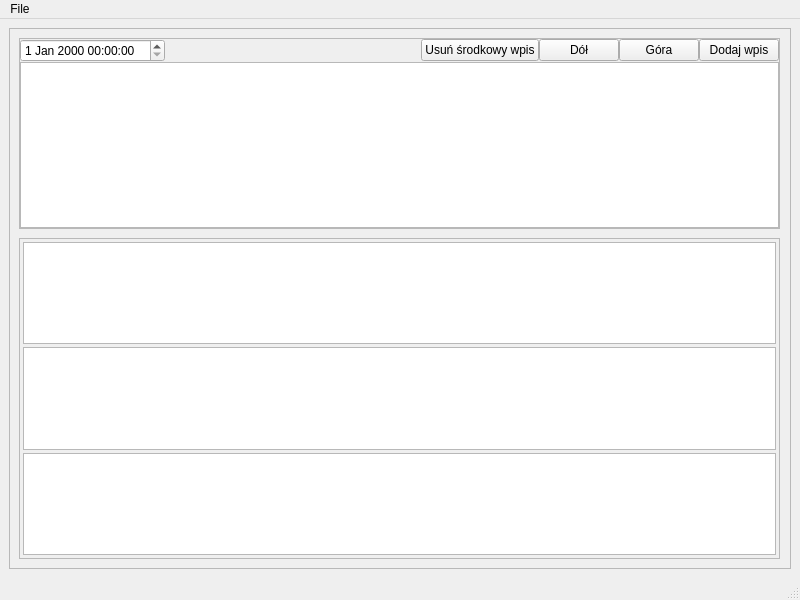
First picture: the form in mainwindow.ui, repository radoslawgegotek/QtDiary, before the edit.
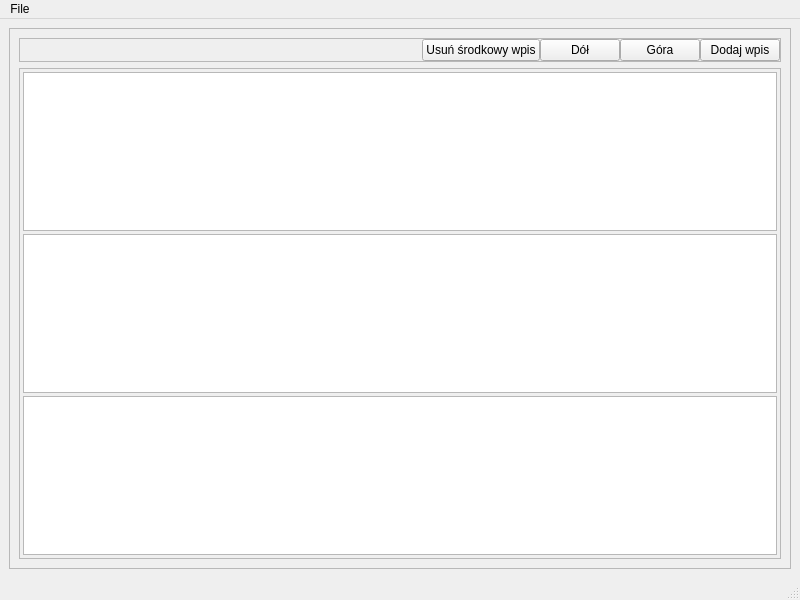
Second picture: the form after the edit.

Diff of the .ui file:
```diff
--- a/mainwindow.ui
+++ b/mainwindow.ui
@@ -10,18 +10,6 @@
     <height>600</height>
    </rect>
   </property>
-  <property name="minimumSize">
-   <size>
-    <width>800</width>
-    <height>600</height>
-   </size>
-  </property>
-  <property name="maximumSize">
-   <size>
-    <width>800</width>
-    <height>600</height>
-   </size>
-  </property>
   <property name="focusPolicy">
    <enum>Qt::StrongFocus</enum>
   </property>
@@ -38,18 +26,12 @@
       <property name="frameShadow">
        <enum>QFrame::Raised</enum>
       </property>
+      <layout class="QGridLayout" name="gridLayout_2">
+       <item row="0" column="0">
       <widget class="QFrame" name="inputConteiner">
        <property name="enabled">
         <bool>true</bool>
        </property>
-       <property name="geometry">
-        <rect>
-         <x>10</x>
-         <y>10</y>
-         <width>761</width>
-         <height>191</height>
-        </rect>
-       </property>
        <property name="frameShape">
         <enum>QFrame::StyledPanel</enum>
        </property>
@@ -73,33 +55,20 @@
          <number>0</number>
         </property>
         <item row="0" column="3">
-         <widget class="QPushButton" name="nextButton">
-          <property name="text">
-           <string>Dół</string>
-          </property>
-         </widget>
-        </item>
-        <item row="0" column="4">
          <widget class="QPushButton" name="previousButton">
           <property name="text">
            <string>Góra</string>
           </property>
          </widget>
         </item>
-        <item row="0" column="0">
-         <widget class="QDateTimeEdit" name="dateTimeEdit"/>
-        </item>
-        <item row="0" column="5">
-         <widget class="QPushButton" name="addEntry">
-          <property name="styleSheet">
-           <string notr="true"/>
-          </property>
-          <property name="text">
-           <string>Dodaj wpis</string>
-          </property>
-         </widget>
-        </item>
         <item row="0" column="1">
+           <widget class="QPushButton" name="deleteCurrentEntry">
+            <property name="text">
+             <string>Usuń środkowy wpis</string>
+            </property>
+           </widget>
+          </item>
+          <item row="0" column="0">
          <spacer name="horizontalSpacer">
           <property name="orientation">
            <enum>Qt::Horizontal</enum>
@@ -112,27 +81,28 @@
           </property>
          </spacer>
         </item>
-        <item row="1" column="0" colspan="6">
-         <widget class="QTextEdit" name="entryFieldEdit"/>
-        </item>
         <item row="0" column="2">
-         <widget class="QPushButton" name="deleteCurrentEntry">
+           <widget class="QPushButton" name="nextButton">
           <property name="text">
-           <string>Usuń środkowy wpis</string>
+             <string>Dół</string>
+            </property>
+           </widget>
+          </item>
+          <item row="0" column="4">
+           <widget class="QPushButton" name="addEntry">
+            <property name="styleSheet">
+             <string notr="true"/>
+            </property>
+            <property name="text">
+             <string>Dodaj wpis</string>
           </property>
          </widget>
         </item>
        </layout>
       </widget>
+       </item>
+       <item row="1" column="0">
       <widget class="QFrame" name="outputConteiner">
-       <property name="geometry">
-        <rect>
-         <x>10</x>
-         <y>210</y>
-         <width>761</width>
-         <height>321</height>
-        </rect>
-       </property>
        <property name="frameShape">
         <enum>QFrame::StyledPanel</enum>
        </property>
@@ -178,6 +148,8 @@
         </item>
        </layout>
       </widget>
+       </item>
+      </layout>
      </widget>
     </item>
    </layout>
```
Lines whose indentation alone changed are shown as unchanged.
